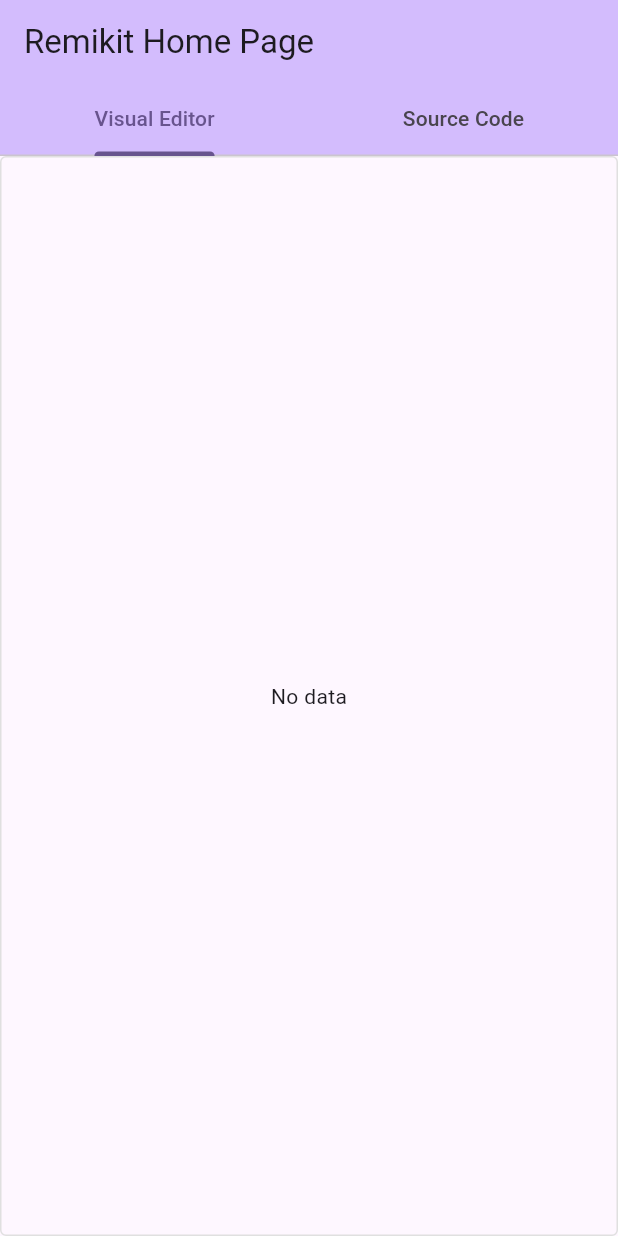
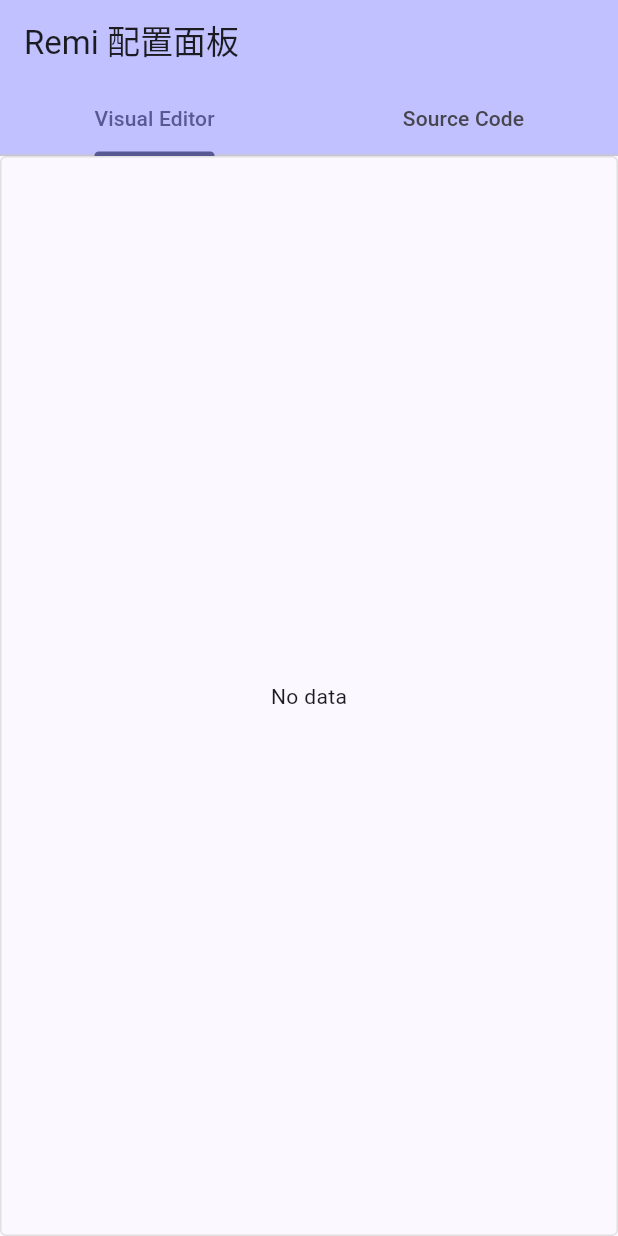
Before and after one commit to tcyeee/remikit, a Flutter app: the screen it shows after launch, on a phone screen of 412 x 824 dp. Run offline on Flutter 3.47's test engine with Material 3 defaults, Android fonts, the phone set to English and light mode, and no system bars; our stand-ins replace yaml, yaml_edit.

Commit message:
refactor: improve code organization and simplify conditions

```diff
--- a/lib/main.dart
+++ b/lib/main.dart
@@ -10,14 +10,17 @@
 class MyApp extends StatelessWidget {
   const MyApp({super.key});
 
+  /// Builds the widget tree for the application.
   @override
-  /// Builds the widget tree for the application.
   Widget build(BuildContext context) {
     return MaterialApp(
-      title: 'Remikit',
+      title: 'Remi',
       debugShowCheckedModeBanner: false,
-      theme: ThemeData(colorScheme: ColorScheme.fromSeed(seedColor: Colors.deepPurple), useMaterial3: true),
-      home: const MyHomePage(title: 'Remikit Home Page'),
+      theme: ThemeData(
+        colorScheme: ColorScheme.fromSeed(seedColor: const Color.fromARGB(255, 137, 138, 220)),
+        useMaterial3: true,
+      ),
+      home: const MyHomePage(title: 'Remi 配置面板'),
     );
   }
 }
--- a/lib/pages/home_page.dart
+++ b/lib/pages/home_page.dart
@@ -11,29 +11,90 @@
 /// This page displays the configuration editor and the raw source code view.
 /// It handles loading and saving the configuration using [RimeConfigService].
 class MyHomePage extends StatefulWidget {
+  final String title;
   const MyHomePage({super.key, required this.title});
-
-  final String title;
 
   @override
   State<MyHomePage> createState() => _MyHomePageState();
 }
 
 class _MyHomePageState extends State<MyHomePage> {
+  final _rimeConfigService = RimeConfigService();
+
   String _configContent = 'Loading...';
   String? _configPath;
   dynamic _parsedYaml;
   YamlEditor? _yamlEditor;
-  final _rimeConfigService = RimeConfigService();
   bool _isSaving = false;
 
   @override
-  /// Initializes the state of the home page.
-  ///
-  /// This method calls [_loadConfig] to load the initial configuration.
   void initState() {
     super.initState();
     _loadConfig();
+  }
+
+  @override
+  Widget build(BuildContext context) {
+    return DefaultTabController(
+      length: 2,
+      child: Scaffold(
+        appBar: AppBar(
+          backgroundColor: Theme.of(context).colorScheme.inversePrimary,
+          title: Text(widget.title),
+          bottom: const TabBar(
+            tabs: [
+              Tab(text: 'Visual Editor'),
+              Tab(text: 'Source Code'),
+            ],
+          ),
+          actions: [
+            if (_configPath != null)
+              IconButton(
+                icon: _isSaving
+                    ? const SizedBox(width: 20, height: 20, child: CircularProgressIndicator(strokeWidth: 2))
+                    : const Icon(Icons.save),
+                onPressed: _isSaving ? null : _saveConfig,
+              ),
+          ],
+        ),
+        body: Column(
+          crossAxisAlignment: CrossAxisAlignment.start,
+          children: [
+            if (_configPath != null)
+              Padding(
+                padding: const EdgeInsets.all(8.0),
+                child: SelectableText(
+                  'Path: $_configPath',
+                  style: const TextStyle(fontWeight: FontWeight.bold, fontSize: 12),
+                ),
+              ),
+            Expanded(
+              child: TabBarView(
+                children: [
+                  // Editor View
+                  Container(
+                    width: double.infinity,
+                    decoration: BoxDecoration(
+                      border: Border.all(color: Colors.grey.shade300),
+                      borderRadius: BorderRadius.circular(4),
+                    ),
+                    child: _buildEditorView(),
+                  ),
+                  // Source View
+                  Container(
+                    width: double.infinity,
+                    padding: const EdgeInsets.all(8.0),
+                    child: SingleChildScrollView(
+                      child: SelectableText(_configContent, style: const TextStyle(fontFamily: 'monospace')),
+                    ),
+                  ),
+                ],
+              ),
+            ),
+          ],
+        ),
+      ),
+    );
   }
 
   /// Loads the configuration from the file system.
@@ -107,83 +168,11 @@
     }
   }
 
-  @override
-  /// Builds the UI for the home page.
-  ///
-  /// Displays a tab bar with two views: "Visual Editor" and "Source Code".
-  Widget build(BuildContext context) {
-    return DefaultTabController(
-      length: 2,
-      child: Scaffold(
-        appBar: AppBar(
-          backgroundColor: Theme.of(context).colorScheme.inversePrimary,
-          title: Text(widget.title),
-          bottom: const TabBar(
-            tabs: [
-              Tab(text: 'Visual Editor'),
-              Tab(text: 'Source Code'),
-            ],
-          ),
-          actions: [
-            if (_configPath != null)
-              IconButton(
-                icon: _isSaving
-                    ? const SizedBox(width: 20, height: 20, child: CircularProgressIndicator(strokeWidth: 2))
-                    : const Icon(Icons.save),
-                onPressed: _isSaving ? null : _saveConfig,
-              ),
-          ],
-        ),
-        body: Column(
-          crossAxisAlignment: CrossAxisAlignment.start,
-          children: [
-            if (_configPath != null)
-              Padding(
-                padding: const EdgeInsets.all(8.0),
-                child: SelectableText(
-                  'Path: $_configPath',
-                  style: const TextStyle(fontWeight: FontWeight.bold, fontSize: 12),
-                ),
-              ),
-            Expanded(
-              child: TabBarView(
-                children: [
-                  // Editor View
-                  Container(
-                    width: double.infinity,
-                    decoration: BoxDecoration(
-                      border: Border.all(color: Colors.grey.shade300),
-                      borderRadius: BorderRadius.circular(4),
-                    ),
-                    child: _buildEditorView(),
-                  ),
-                  // Source View
-                  Container(
-                    width: double.infinity,
-                    padding: const EdgeInsets.all(8.0),
-                    child: SingleChildScrollView(
-                      child: SelectableText(_configContent, style: const TextStyle(fontFamily: 'monospace')),
-                    ),
-                  ),
-                ],
-              ),
-            ),
-          ],
-        ),
-      ),
-    );
-  }
-
   /// Builds the visual editor view.
-  ///
   /// Returns a [ConfigEditorWidget] if data is loaded, or a message if not.
   Widget _buildEditorView() {
-    if (_parsedYaml == null) {
-      return const Center(child: Text('No data'));
-    }
-    if (_parsedYaml is String) {
-      return Center(child: Text(_parsedYaml));
-    }
+    if (_parsedYaml == null) return const Center(child: Text('No data'));
+    if (_parsedYaml is String) return Center(child: Text(_parsedYaml));
     return SingleChildScrollView(
       padding: const EdgeInsets.all(8.0),
       child: ConfigEditorWidget(node: _parsedYaml, path: const [], onChanged: _updateConfig),
--- a/lib/services/rime_config_service.dart
+++ b/lib/services/rime_config_service.dart
@@ -4,13 +4,10 @@
 
 class RimeConfigService {
   /// Reads the Rime configuration file from the default location.
-  ///
   /// Returns a record containing the [path] and [content] of the file, or null if not found.
   Future<({String path, String content})?> readConfig() async {
     String? configPath = _getConfigPath();
-    if (configPath == null) {
-      return null;
-    }
+    if (configPath == null) return null;
 
     final file = File(configPath);
     if (await file.exists()) {
@@ -26,7 +23,6 @@
   }
 
   /// Gets the path to the Rime configuration file based on the platform.
-  ///
   /// Checks standard locations for macOS and Windows.
   String? _getConfigPath() {
     if (Platform.isMacOS) {
```
